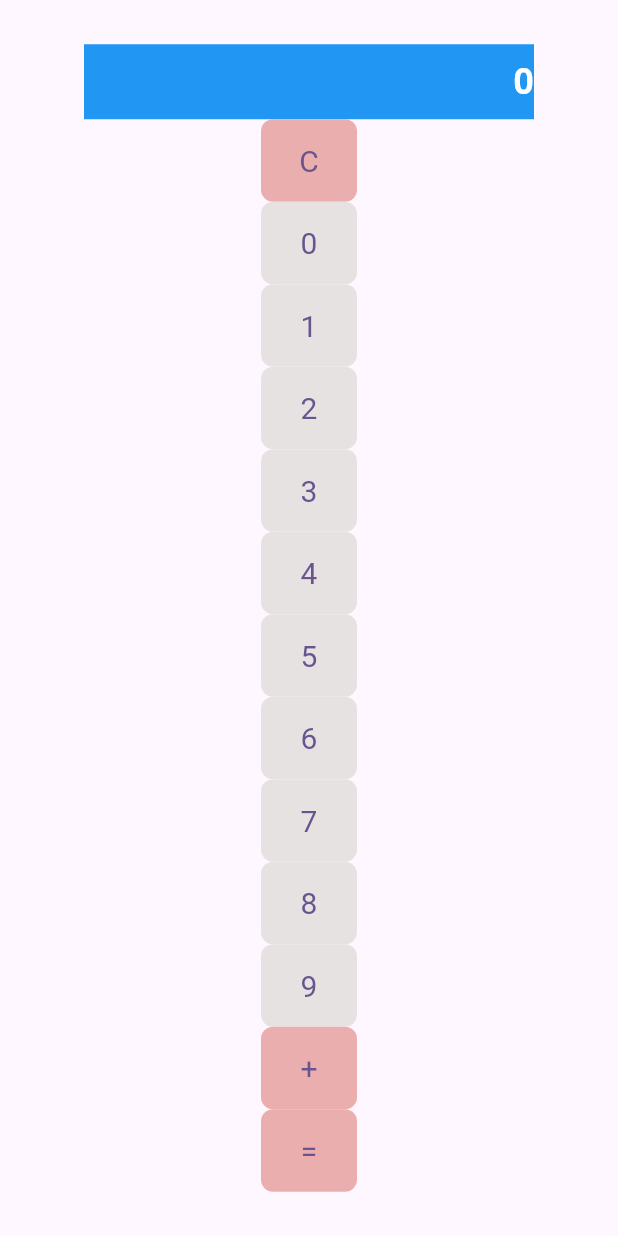
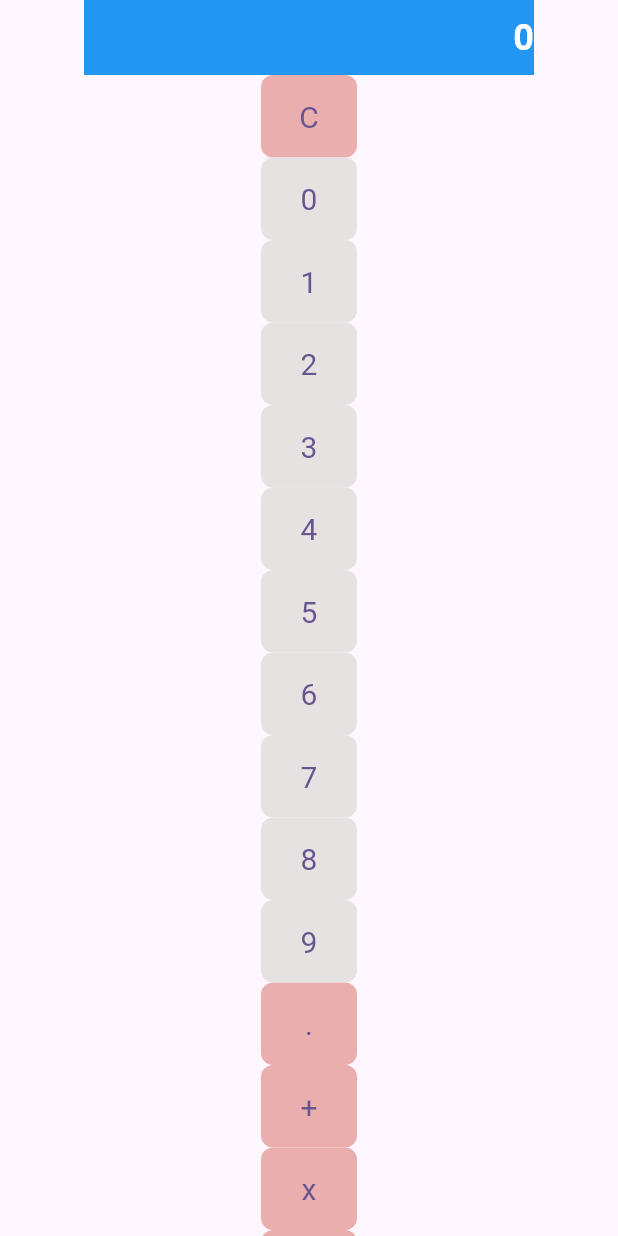
Before and after one commit to Brunno-Bocardo/mobile, a Flutter app: the screen it shows after launch, after a tap on an icon or button, on a phone screen of 412 x 824 dp. Run offline on Flutter 3.47's test engine with Material 3 defaults, Android fonts, the phone set to English and light mode, and no system bars.

Commit message:
início da lógica

```diff
--- a/calculator/lib/main.dart
+++ b/calculator/lib/main.dart
@@ -35,13 +35,51 @@ class MyHomePage extends StatefulWidget {
 }
 
 
-
 class _MyHomePageState extends State<MyHomePage> {
 
     List visor = [];
 
     void addToVisor(String value) {
         setState(() {
+            List<String> operacoes = ['+', '-', '*', '/'];
+
+            // Lidar com o decimal (.)
+            if (value == '.') {
+                if (visor.isNotEmpty) {
+                    if (visor.last == '.') {
+                        return; // Não adiciona dois decimais seguidos
+                    }
+                    // Não adiciona dois decimais em um número
+                    for (int i=visor.length-1; i>=0; i--) {
+                        if (visor[i] == '.') {
+                            return;
+                        }
+                        if (operacoes.contains(visor[i])) {
+                            break;
+                        }
+                    }
+                }
+
+                // Adiciona um zero antes do decimal
+                // - se . for o primeiro digitado no início ou após de uma operação
+                if (visor.isEmpty) {
+                    visor.add('0');
+                }
+                if (visor.isNotEmpty && operacoes.contains(visor.last)) {
+                    visor.add('0');
+                }
+            }
+
+            // Não adiciona nada além de números no início
+            if (visor.isEmpty && operacoes.contains(value)) {
+                return;
+            }
+
+            // Não adiciona um caractere especial seguido de outro
+            if (visor.isNotEmpty && operacoes.contains(visor.last) && operacoes.contains(value)) {
+                return;
+            }
+
             visor.add(value);
         });
     }
@@ -54,7 +92,34 @@ class _MyHomePageState extends State<MyHomePage> {
 
   void calculate(List visor) {
         setState(() {
+            String expressao = visor.join(''); // Transforma a lista em uma string única
+            List<String> operacoes = expressao.split(RegExp(r'[^+\-*\/]')).where((element) => element.isNotEmpty).toList();
+            List<String> numeros = expressao.split(RegExp(r'[+\-*\/]')).where((element) => element.isNotEmpty).toList();
+
+            double result = double.parse(numeros[0]);
+            for (int i=0; i<operacoes.length; i++) {
+                String operador = operacoes[i];
+                double numero = double.parse(numeros[i + 1]);
+                if (operador == '+') {
+                    result += numero;
+                } else if (operador == '-') {
+                    result -= numero;
+                } else if (operador == '*') {
+                    result *= numero;
+                } else if (operador == '/') {
+                    result /= numero;
+                }
+            }
+
             visor.clear();
+
+            // Remove o decimal se for inteiro
+            if (result % 1 == 0) {
+                int resultInt = result.toInt();
+                visor.add(resultInt.toString()); return;
+            }
+
+            visor.add(result.toString());
         });
   }
 
@@ -208,6 +273,17 @@ class _MyHomePageState extends State<MyHomePage> {
             ),
 
             TextButton(
+              onPressed: () => addToVisor('.'),
+              style: TextButton.styleFrom(
+                shape: RoundedRectangleBorder(borderRadius: BorderRadius.circular(8)),
+                backgroundColor: Color.fromARGB(255, 235, 174, 174),
+                padding: const EdgeInsets.all(16.0),
+                textStyle: const TextStyle(fontSize: 20),
+              ),
+              child: const Text('.'),
+            ),
+
+            TextButton(
               onPressed: () => addToVisor('+'),
               style: TextButton.styleFrom(
                 shape: RoundedRectangleBorder(borderRadius: BorderRadius.circular(8)),
@@ -216,6 +292,17 @@ class _MyHomePageState extends State<MyHomePage> {
                 textStyle: const TextStyle(fontSize: 20),
               ),
               child: const Text('+'),
+            ),
+
+            TextButton(
+              onPressed: () => addToVisor('*'),
+              style: TextButton.styleFrom(
+                shape: RoundedRectangleBorder(borderRadius: BorderRadius.circular(8)),
+                backgroundColor: Color.fromARGB(255, 235, 174, 174),
+                padding: const EdgeInsets.all(16.0),
+                textStyle: const TextStyle(fontSize: 20),
+              ),
+              child: const Text('x'),
             ),
 
             TextButton(
```
Lines whose indentation alone changed are shown as unchanged.
